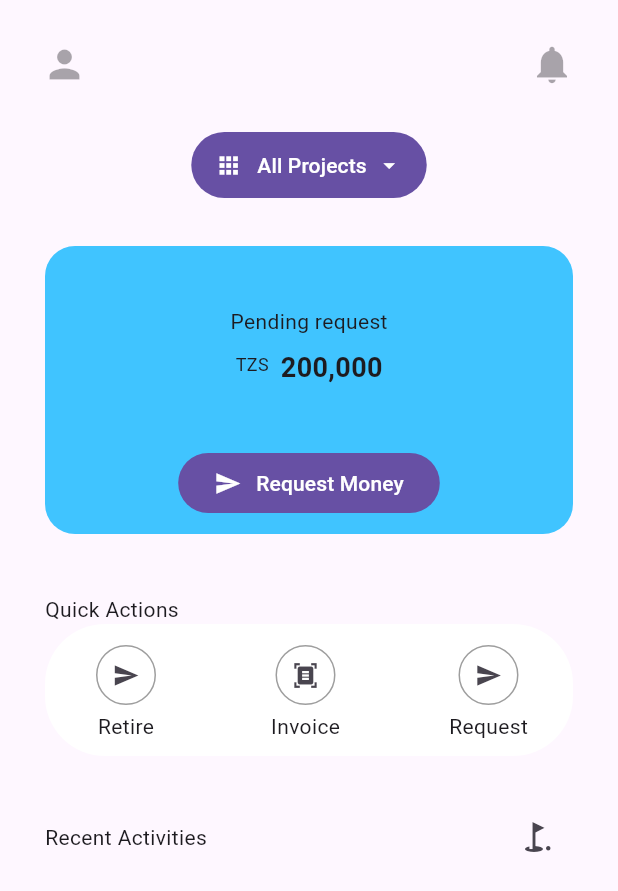
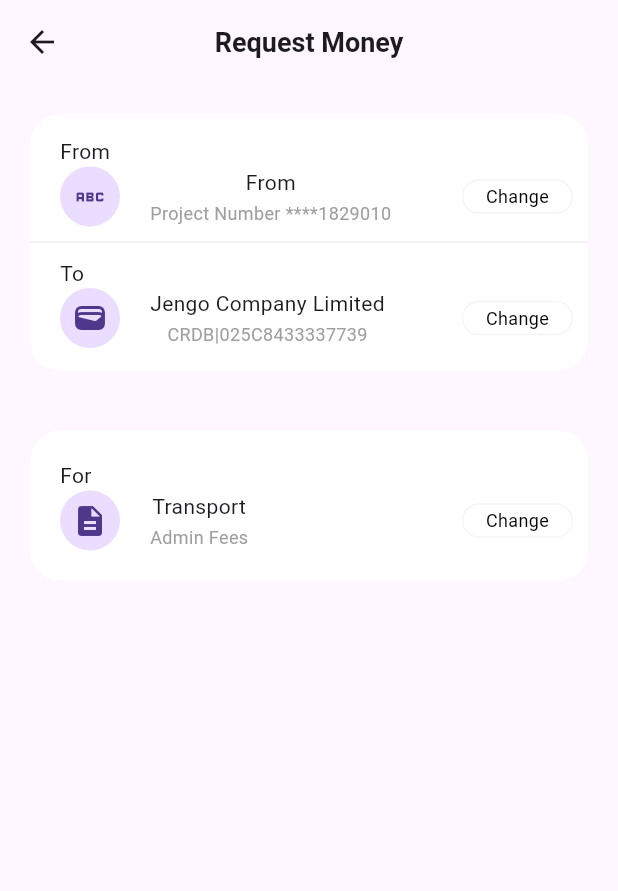
Before and after one commit to bla199/deroli-mobile, a Flutter app: the screen it shows after launch, on a phone screen of 412 x 824 dp. Shown: the top 891 px of the screen. Run offline on Flutter 3.47's test engine with Material 3 defaults, Android fonts, the phone set to English and light mode, and no system bars; Roboto replaces fonts that are missing (Trap).

Commit message:
commit 2

```diff
--- /dev/null
+++ b/lib/components/general/border.dart
@@ -0,0 +1,16 @@
+import 'package:flutter/material.dart';
+export 'border.dart';
+
+class AppBorder extends StatelessWidget {
+  const AppBorder({super.key});
+
+  @override
+  Widget build(BuildContext context) {
+    return Container(
+      height: 1,
+      decoration: BoxDecoration(
+        border: const Border(bottom: BorderSide(color: Color(0xFFEFEFEF))),
+      ),
+    );
+  }
+}
--- /dev/null
+++ b/lib/components/general/page_title.dart
@@ -0,0 +1,20 @@
+import 'package:flutter/material.dart';
+export 'page_title.dart';
+
+class PageTitle extends StatelessWidget {
+  final String text;
+
+  const PageTitle({super.key, required this.text});
+
+  @override
+  Widget build(BuildContext context) {
+    return Text(
+      text,
+      style: TextStyle(
+        fontSize: 18,
+        fontFamily: 'Trap',
+        fontWeight: FontWeight.bold,
+      ),
+    );
+  }
+}
--- /dev/null
+++ b/lib/components/main.dart
@@ -0,0 +1,5 @@
+export 'general/activity_notification.dart';
+export 'general/page_title.dart';
+export 'general/input_take.dart';
+export 'request/from-to-for.dart';
+export 'general/border.dart';
--- /dev/null
+++ b/lib/components/request/from-to-for.dart
@@ -0,0 +1,103 @@
+import 'package:flutter/material.dart';
+export 'from-to-for.dart';
+
+class FromToFor extends StatelessWidget {
+  const FromToFor({
+    super.key,
+    required this.directions,
+    required this.title,
+    required this.icon,
+    required this.details,
+  });
+  final String directions;
+  final String title;
+  final IconData icon;
+  final String details;
+
+  @override
+  Widget build(BuildContext context) {
+    return Container(
+      decoration: BoxDecoration(borderRadius: BorderRadius.circular(12)),
+      child: Padding(
+        padding: const EdgeInsets.all(0.0),
+        child: Column(
+          crossAxisAlignment: CrossAxisAlignment.start,
+          children: [
+            Padding(
+              padding: const EdgeInsets.only(left: 20.0),
+              child: Text(directions),
+            ),
+
+            Container(
+              decoration: BoxDecoration(),
+              child: Padding(
+                padding: const EdgeInsets.symmetric(
+                  horizontal: 0.0,
+                  vertical: 0,
+                ),
+                child: Row(
+                  mainAxisAlignment: MainAxisAlignment.spaceBetween,
+                  children: [
+                    Expanded(
+                      child: Row(
+                        children: [
+                          Padding(
+                            padding: const EdgeInsets.symmetric(
+                              horizontal: 20.0,
+                            ),
+                            child: CircleAvatar(child: Icon(icon)),
+                          ),
+
+                          Column(
+                            children: [
+                              Text(title),
+                              Padding(
+                                padding: const EdgeInsets.only(top: 2.0),
+                                child: Text(
+                                  details,
+                                  style: TextStyle(
+                                    fontSize: 12,
+                                    color: Colors.grey,
+                                  ),
+                                ),
+                              ),
+                            ],
+                          ),
+                        ],
+                      ),
+                    ),
+                    InkWell(
+                      child: Padding(
+                        padding: const EdgeInsets.only(right: 10.0),
+                        child: Container(
+                          decoration: BoxDecoration(
+                            borderRadius: BorderRadius.circular(12),
+                            color: Colors.white,
+                            border: Border.all(color: Colors.grey.shade100),
+                          ),
+                          child: Padding(
+                            padding: const EdgeInsets.symmetric(
+                              horizontal: 15.0,
+                              vertical: 2,
+                            ),
+                            child: Text(
+                              "Change",
+                              style: TextStyle(
+                                color: Colors.black,
+                                fontSize: 12,
+                              ),
+                            ),
+                          ),
+                        ),
+                      ),
+                    ),
+                  ],
+                ),
+              ),
+            ),
+          ],
+        ),
+      ),
+    );
+  }
+}
--- a/lib/main.dart
+++ b/lib/main.dart
@@ -1,3 +1,5 @@
+import 'package:deroli_mobile/screens/Amount/AmountPage.dart';
+import 'package:deroli_mobile/screens/Request-Money/request_money.dart';
 import 'package:deroli_mobile/screens/home/activities.dart';
 import 'package:flutter/material.dart';
 
@@ -12,7 +14,7 @@
   Widget build(BuildContext context) {
     return const MaterialApp(
       debugShowCheckedModeBanner: false,
-      home: Activities(),
+      home: AmountPage(),
     );
   }
 }
--- /dev/null
+++ b/lib/screens/Amount/AmountPage.dart
@@ -0,0 +1,83 @@
+import 'package:flutter/material.dart';
+import '../../components/general/page_title.dart';
+import '../../components/request/from-to-for.dart';
+import '../../components/general/border.dart';
+
+class AmountPage extends StatefulWidget {
+  const AmountPage({super.key});
+
+  @override
+  State<AmountPage> createState() => _AmountPageState();
+}
+
+class _AmountPageState extends State<AmountPage> {
+  @override
+  Widget build(BuildContext context) {
+    return Scaffold(
+      appBar: AppBar(
+        leading: IconButton(onPressed: () {}, icon: Icon(Icons.arrow_back)),
+        centerTitle: true,
+        title: PageTitle(text: "Request Money"),
+      ),
+
+      body: Column(
+        children: [
+          Padding(
+            padding: const EdgeInsets.symmetric(horizontal: 20.0, vertical: 20),
+            child: Container(
+              decoration: BoxDecoration(
+                color: Color(0xFFFFFFFF),
+                borderRadius: BorderRadius.circular(20),
+              ),
+              child: Padding(
+                padding: const EdgeInsets.symmetric(vertical: 15.0),
+                child: Column(
+                  children: [
+                    FromToFor(
+                      title: "From",
+                      directions: "From",
+                      details: "Project Number ****1829010",
+                      icon: Icons.abc,
+                    ),
+                    SizedBox(height: 10),
+                    Column(children: [AppBorder()]),
+                    SizedBox(height: 10),
+
+                    FromToFor(
+                      title: "Jengo Company Limited",
+                      directions: "To",
+                      details: "CRDB|025C8433337739",
+                      icon: Icons.wallet,
+                    ),
+                  ],
+                ),
+              ),
+            ),
+          ),
+          Padding(
+            padding: const EdgeInsets.all(20.0),
+            child: Container(
+              decoration: BoxDecoration(
+                borderRadius: BorderRadius.circular(20),
+                color: Colors.white,
+              ),
+              child: Padding(
+                padding: const EdgeInsets.symmetric(vertical: 20.0),
+                child: Column(
+                  children: [
+                    FromToFor(
+                      title: "Transport",
+                      directions: "For",
+                      details: "Admin Fees",
+                      icon: Icons.description,
+                    ),
+                  ],
+                ),
+              ),
+            ),
+          ),
+        ],
+      ),
+    );
+  }
+}
--- a/lib/screens/home/activities.dart
+++ b/lib/screens/home/activities.dart
@@ -1,4 +1,5 @@
 import 'package:flutter/material.dart';
+import '';
 
 class Activities extends StatefulWidget {
   const Activities({super.key});
--- a/pubspec.yaml
+++ b/pubspec.yaml
@@ -1,6 +1,6 @@
 name: deroli_mobile
 description: "A new Flutter project."
-publish_to: 'none'
+publish_to: "none"
 version: 0.1.0
 
 environment:
@@ -9,6 +9,7 @@
 dependencies:
   flutter:
     sdk: flutter
+  dashed_container: ^1.0.6
 
 dev_dependencies:
   flutter_test:
```
Also changed, not shown: lib/components/general/input_take.dart (added, +58 -0 lines), lib/screens/Request-Money/request_money.dart (added, +87 -0 lines).
